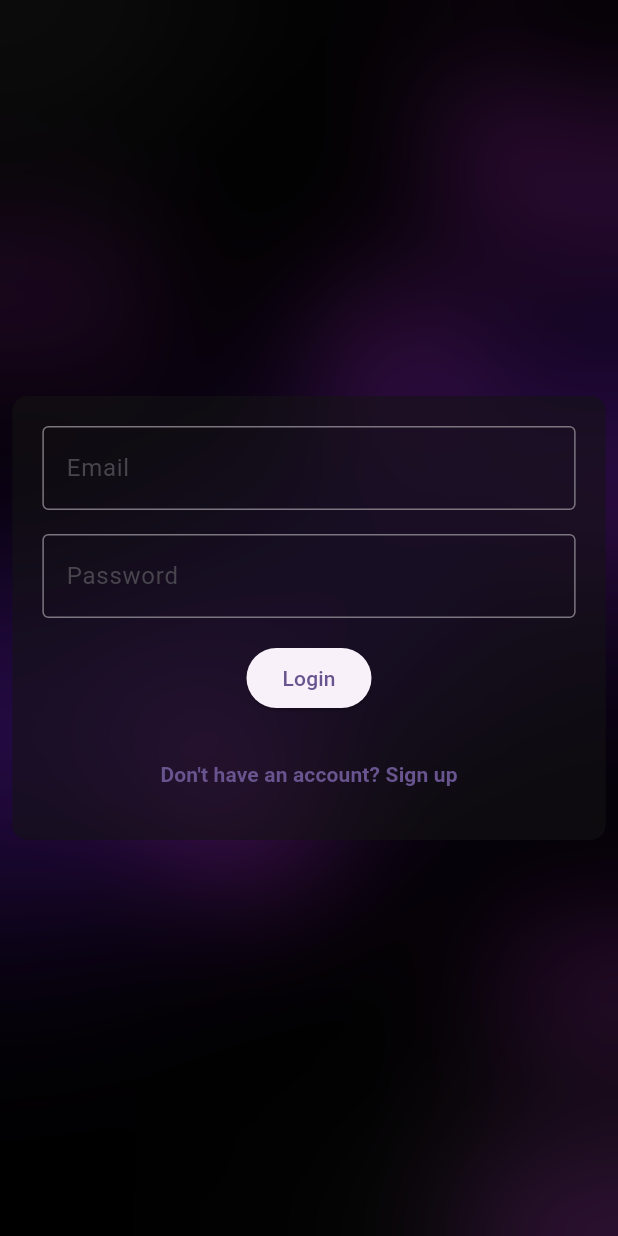
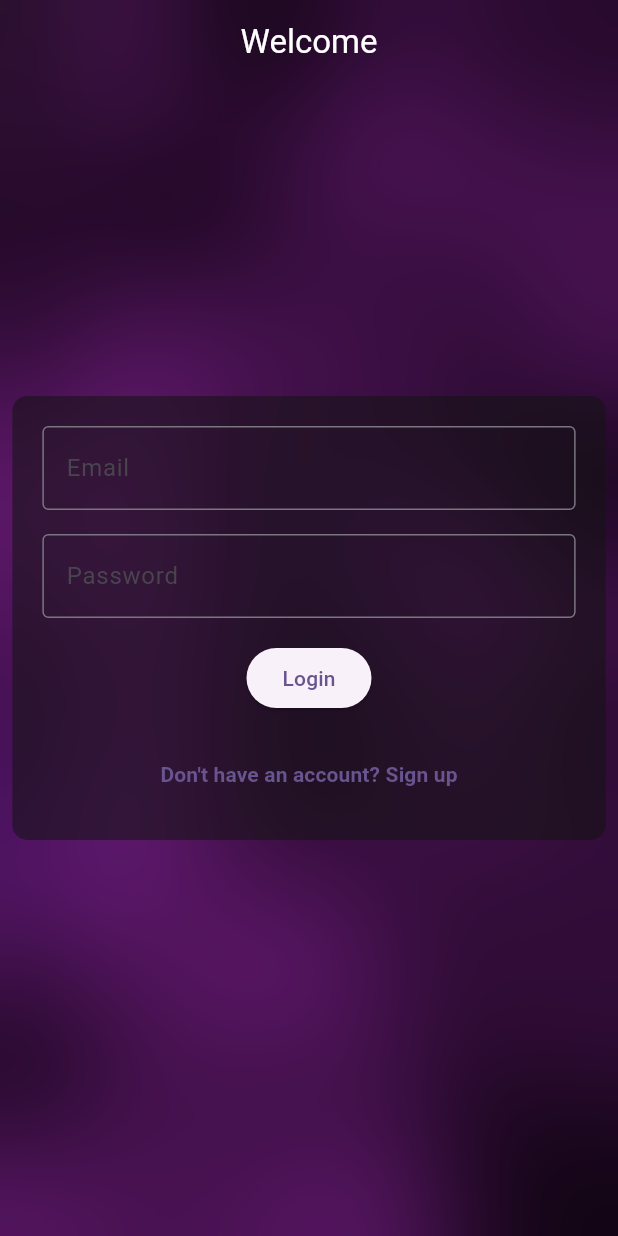
Before and after one commit to youssefdawood197/Blaze-test, a Flutter app: the screen it shows after launch, on a phone screen of 412 x 824 dp. Run offline on Flutter 3.47's test engine with Material 3 defaults, Android fonts, the phone set to English and light mode, and no system bars.

Commit message:
Login and Register

```diff
--- a/lib/Authntication/Login_Page.dart
+++ b/lib/Authntication/Login_Page.dart
@@ -4,11 +4,24 @@ import 'package:flutter/material.dart';
 import 'package:test_social_store/Base%20Scaffold/BaseScaffold.dart';
 
 class Login_Page extends StatelessWidget {
+  static const routeName = 'LoginPage'; // Define the route name for this page
+
   @override
   Widget build(BuildContext context) {
     final screenWidth = MediaQuery.of(context).size.width;
 
     return Scaffold(
+      extendBodyBehindAppBar: true, // Ensures the body extends behind the AppBar
+      appBar: AppBar(
+        backgroundColor: Colors.transparent, // Transparent background
+        elevation: 0, // Removes shadow
+        title: Text(
+          "Welcome", // Title of the AppBar
+          style: TextStyle(color: Colors.white),
+        ),
+        centerTitle: true, // Centers the title
+
+      ),
       body: DynamicBackground(
         child: Center(
           child: SingleChildScrollView(
@@ -54,6 +67,7 @@ class _LoginFormState extends State<LoginForm> {
 
   void _navigateToSignUp() {
     // Implement navigation logic to the Sign-Up page
+    Navigator.pushNamed(context, '/register');
     print("Navigating to Sign Up page...");
   }
 
--- a/lib/Base Scaffold/BaseScaffold.dart
+++ b/lib/Base Scaffold/BaseScaffold.dart
@@ -36,7 +36,7 @@ class _DynamicBackgroundState extends State<DynamicBackground> with SingleTicker
     // Initialize balls when screen size is available
     if (_balls == null) {
       final screenSize = MediaQuery.of(context).size;
-      _balls = List.generate(20, (_) {
+      _balls = List.generate(500, (_) {
         return _Ball(
           color: _randomColor(),
           position: Offset(
--- a/lib/main.dart
+++ b/lib/main.dart
@@ -1,5 +1,7 @@
 import 'package:flutter/material.dart';
 import 'package:test_social_store/Authntication/Login_Page.dart';
+
+import 'Authntication/Register_Page.dart';
 
 void main() {
   runApp(const MyApp());
@@ -20,6 +22,9 @@
         useMaterial3: true,
       ),
       home: Login_Page(),
-    );
+      routes: {
+        Login_Page.routeName: (context) => Login_Page(),
+        '/register': (context) => Register_Page(),
+      },    );
   }
 }
```
Also changed, not shown: lib/Authntication/Register_Page.dart (+68 -11 lines).
